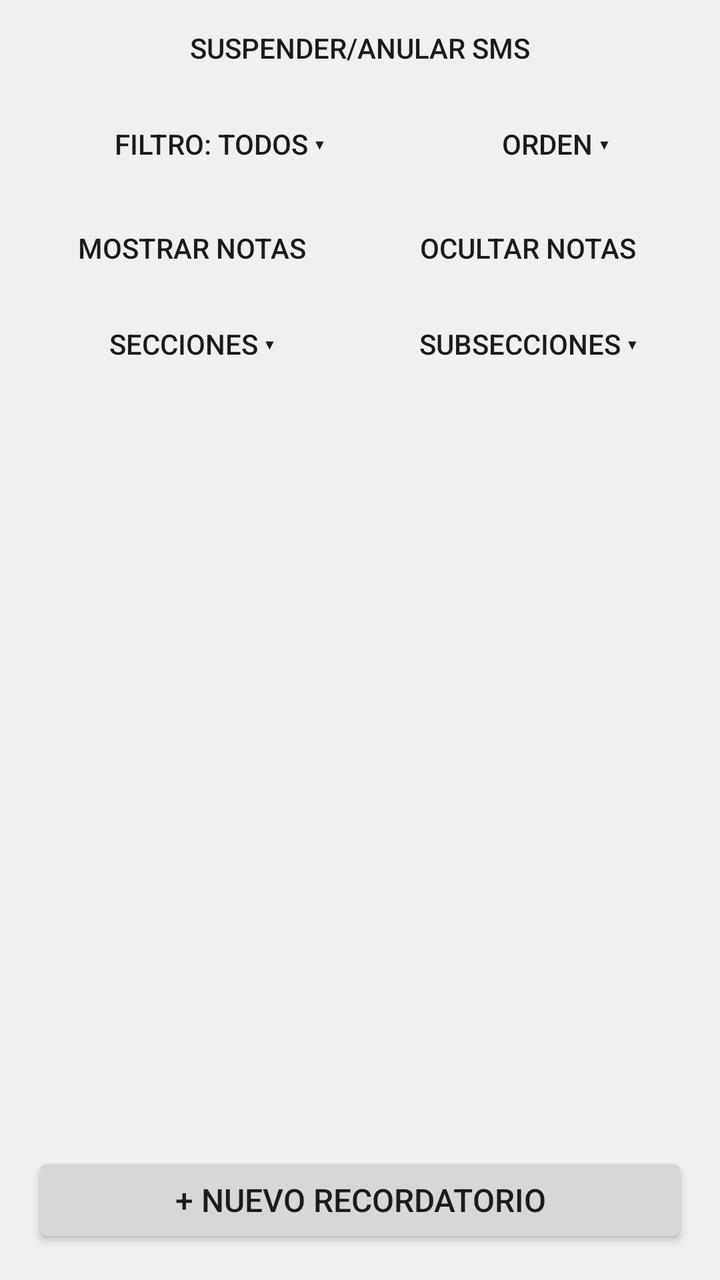
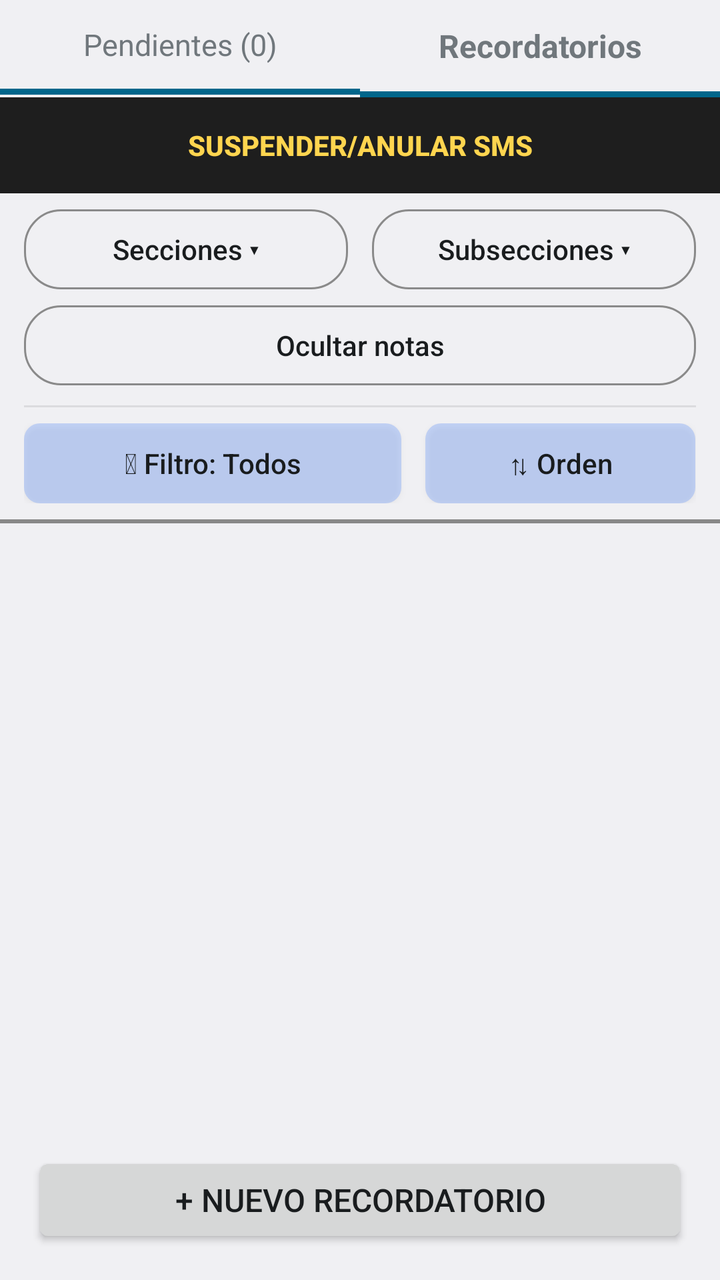

Before-and-after screenshots of an Android layout around one commit, followed by the original layout XML and the change that was made.
<!-- AndroidManifest.xml: application theme Tema -->
<!-- res/layout/activity_main.xml -->
<?xml version="1.0" encoding="utf-8"?>
<LinearLayout xmlns:android="http://schemas.android.com/apk/res/android"
    android:layout_width="match_parent"
    android:layout_height="match_parent"
    android:orientation="vertical">

    <TextView
        android:id="@+id/aviso"
        android:layout_width="match_parent"
        android:layout_height="wrap_content"
        android:background="#FFF4CE"
        android:padding="14dp"
        android:textColor="#5C4400"
        android:textSize="15sp"
        android:visibility="gone" />

    <TextView
        android:id="@+id/avisoSms"
        android:layout_width="match_parent"
        android:layout_height="wrap_content"
        android:background="#B3261E"
        android:gravity="center"
        android:padding="10dp"
        android:text="Envíos SMS se encuentran SUSPENDIDOS/ANULADOS"
        android:textColor="#FFFFFF"
        android:textSize="15sp"
        android:textStyle="bold"
        android:visibility="gone" />

    <Button
        android:id="@+id/btnSms"
        style="?android:attr/borderlessButtonStyle"
        android:layout_width="match_parent"
        android:layout_height="wrap_content"
        android:layout_marginHorizontal="12dp"
        android:text="Suspender/Anular SMS" />

    <LinearLayout
        android:layout_width="match_parent"
        android:layout_height="wrap_content"
        android:orientation="horizontal"
        android:paddingHorizontal="12dp">

        <Button
            android:id="@+id/btnFiltro"
            style="?android:attr/borderlessButtonStyle"
            android:layout_width="0dp"
            android:layout_height="wrap_content"
            android:layout_weight="1.4"
            android:text="Filtro: Todos ▾" />

        <Button
            android:id="@+id/btnOrden"
            style="?android:attr/borderlessButtonStyle"
            android:layout_width="0dp"
            android:layout_height="wrap_content"
            android:layout_weight="1"
            android:text="Orden ▾" />
    </LinearLayout>

    <TextView
        android:id="@+id/avisoFiltro"
        android:layout_width="match_parent"
        android:layout_height="wrap_content"
        android:background="?android:attr/colorAccent"
        android:gravity="center"
        android:padding="6dp"
        android:textColor="#FFFFFF"
        android:visibility="gone" />

    <LinearLayout
        android:layout_width="match_parent"
        android:layout_height="wrap_content"
        android:orientation="horizontal"
        android:paddingHorizontal="12dp"
        android:paddingTop="4dp">

        <Button
            android:id="@+id/btnMostrarNotas"
            style="?android:attr/borderlessButtonStyle"
            android:layout_width="0dp"
            android:layout_height="wrap_content"
            android:layout_weight="1"
            android:text="Mostrar notas" />

        <Button
            android:id="@+id/btnOcultarNotas"
            style="?android:attr/borderlessButtonStyle"
            android:layout_width="0dp"
            android:layout_height="wrap_content"
            android:layout_weight="1"
            android:text="Ocultar notas" />
    </LinearLayout>

    <LinearLayout
        android:layout_width="match_parent"
        android:layout_height="wrap_content"
        android:orientation="horizontal"
        android:paddingHorizontal="12dp">

        <Button
            android:id="@+id/btnSecciones"
            style="?android:attr/borderlessButtonStyle"
            android:layout_width="0dp"
            android:layout_height="wrap_content"
            android:layout_weight="1"
            android:text="Secciones ▾" />

        <Button
            android:id="@+id/btnSubsecciones"
            style="?android:attr/borderlessButtonStyle"
            android:layout_width="0dp"
            android:layout_height="wrap_content"
            android:layout_weight="1"
            android:text="Subsecciones ▾" />
    </LinearLayout>

    <LinearLayout
        android:id="@+id/barraSeleccion"
        android:layout_width="match_parent"
        android:layout_height="wrap_content"
        android:background="#333D7BFD"
        android:gravity="center_vertical"
        android:orientation="horizontal"
        android:paddingHorizontal="12dp"
        android:visibility="gone">

        <TextView
            android:id="@+id/tvSeleccion"
            android:layout_width="0dp"
            android:layout_height="wrap_content"
            android:layout_weight="1"
            android:textStyle="bold" />

        <Button
            android:id="@+id/btnAcciones"
            style="?android:attr/borderlessButtonStyle"
            android:layout_width="wrap_content"
            android:layout_height="wrap_content"
            android:text="Acciones ▾" />

        <Button
            android:id="@+id/btnCancelarSeleccion"
            style="?android:attr/borderlessButtonStyle"
            android:layout_width="wrap_content"
            android:layout_height="wrap_content"
            android:text="Cancelar" />
    </LinearLayout>

    <ScrollView
        android:layout_width="match_parent"
        android:layout_height="0dp"
        android:layout_weight="1">

        <LinearLayout
            android:id="@+id/lista"
            android:layout_width="match_parent"
            android:layout_height="wrap_content"
            android:orientation="vertical"
            android:padding="8dp" />
    </ScrollView>

    <Button
        android:id="@+id/btnNuevo"
        android:layout_width="match_parent"
        android:layout_height="wrap_content"
        android:layout_margin="16dp"
        android:text="+ Nuevo recordatorio"
        android:textSize="16sp" />
</LinearLayout>
<!-- resources referenced by this layout -->
<resources>
  <style name="Tema" parent="android:Theme.DeviceDefault.DayNight" />
</resources>

<!-- the commit's change to res/layout/activity_main.xml (unified diff, before → after) -->
@@ -14,157 +14,274 @@
         android:textSize="15sp"
         android:visibility="gone" />
 
-    <TextView
-        android:id="@+id/avisoSms"
+    
+    <LinearLayout
         android:layout_width="match_parent"
         android:layout_height="wrap_content"
-        android:background="#B3261E"
-        android:gravity="center"
-        android:padding="10dp"
-        android:text="Envíos SMS se encuentran SUSPENDIDOS/ANULADOS"
-        android:textColor="#FFFFFF"
-        android:textSize="15sp"
-        android:textStyle="bold"
-        android:visibility="gone" />
-
-    <Button
-        android:id="@+id/btnSms"
-        style="?android:attr/borderlessButtonStyle"
-        android:layout_width="match_parent"
-        android:layout_height="wrap_content"
-        android:layout_marginHorizontal="12dp"
-        android:text="Suspender/Anular SMS" />
-
+        android:orientation="horizontal">
+
+        <LinearLayout
+            android:id="@+id/tabPendientes"
+            android:layout_width="0dp"
+            android:layout_height="wrap_content"
+            android:layout_weight="1"
+            android:background="?android:attr/selectableItemBackground"
+            android:orientation="vertical">
+
+            <TextView
+                android:id="@+id/tvTabPendientes"
+                android:layout_width="match_parent"
+                android:layout_height="wrap_content"
+                android:gravity="center"
+                android:paddingVertical="12dp"
+                android:text="Pendientes (0)"
+                android:textSize="15sp" />
+
+            <View
+                android:id="@+id/indPendientes"
+                android:layout_width="match_parent"
+                android:layout_height="3dp"
+                android:background="?android:attr/colorAccent" />
+        </LinearLayout>
+
+        <LinearLayout
+            android:id="@+id/tabRecordatorios"
+            android:layout_width="0dp"
+            android:layout_height="wrap_content"
+            android:layout_weight="1"
+            android:background="?android:attr/selectableItemBackground"
+            android:orientation="vertical">
+
+            <TextView
+                android:id="@+id/tvTabRecordatorios"
+                android:layout_width="match_parent"
+                android:layout_height="wrap_content"
+                android:gravity="center"
+                android:paddingVertical="12dp"
+                android:text="Recordatorios"
+                android:textSize="16sp"
+                android:textStyle="bold" />
+
+            <View
+                android:id="@+id/indRecordatorios"
+                android:layout_width="match_parent"
+                android:layout_height="3dp"
+                android:background="?android:attr/colorAccent" />
+        </LinearLayout>
+    </LinearLayout>
+
+    
     <LinearLayout
-        android:layout_width="match_parent"
-        android:layout_height="wrap_content"
-        android:orientation="horizontal"
-        android:paddingHorizontal="12dp">
+        android:id="@+id/panelPendientes"
+        android:layout_width="match_parent"
+        android:layout_height="0dp"
+        android:layout_weight="1"
+        android:orientation="vertical"
+        android:visibility="gone">
+
+        <ScrollView
+            android:layout_width="match_parent"
+            android:layout_height="0dp"
+            android:layout_weight="1">
+
+            <LinearLayout
+                android:id="@+id/listaPendientes"
+                android:layout_width="match_parent"
+                android:layout_height="wrap_content"
+                android:orientation="vertical"
+                android:padding="8dp" />
+        </ScrollView>
 
         <Button
-            android:id="@+id/btnFiltro"
-            style="?android:attr/borderlessButtonStyle"
-            android:layout_width="0dp"
-            android:layout_height="wrap_content"
-            android:layout_weight="1.4"
-            android:text="Filtro: Todos ▾" />
+            android:id="@+id/btnNuevoPendiente"
+            android:layout_width="match_parent"
+            android:layout_height="wrap_content"
+            android:layout_margin="16dp"
+            android:text="Carga de «Pendiente»"
+            android:textSize="16sp" />
+    </LinearLayout>
+
+    
+    <LinearLayout
+        android:id="@+id/panelRecordatorios"
+        android:layout_width="match_parent"
+        android:layout_height="0dp"
+        android:layout_weight="1"
+        android:orientation="vertical">
+
+        
+        <LinearLayout
+            android:layout_width="match_parent"
+            android:layout_height="wrap_content"
+            android:background="#1E1E1E"
+            android:orientation="vertical">
+
+            <Button
+                android:id="@+id/btnSms"
+                style="?android:attr/borderlessButtonStyle"
+                android:layout_width="match_parent"
+                android:layout_height="wrap_content"
+                android:text="Suspender/Anular SMS"
+                android:textColor="#FFD54F"
+                android:textStyle="bold" />
+
+            <TextView
+                android:id="@+id/avisoSms"
+                android:layout_width="match_parent"
+                android:layout_height="wrap_content"
+                android:background="#B3261E"
+                android:gravity="center"
+                android:padding="10dp"
+                android:text="Envíos SMS se encuentran SUSPENDIDOS/ANULADOS"
+                android:textColor="#FFFFFF"
+                android:textSize="15sp"
+                android:textStyle="bold"
+                android:visibility="gone" />
+        </LinearLayout>
+
+        
+        <LinearLayout
+            android:layout_width="match_parent"
+            android:layout_height="wrap_content"
+            android:orientation="horizontal"
+            android:paddingHorizontal="12dp"
+            android:paddingTop="8dp">
+
+            <Button
+                android:id="@+id/btnSecciones"
+                android:layout_width="0dp"
+                android:layout_height="40dp"
+                android:layout_marginEnd="6dp"
+                android:layout_weight="1"
+                android:background="@drawable/boton_borde"
+                android:text="Secciones ▾"
+                android:textAllCaps="false" />
+
+            <Button
+                android:id="@+id/btnSubsecciones"
+                android:layout_width="0dp"
+                android:layout_height="40dp"
+                android:layout_marginStart="6dp"
+                android:layout_weight="1"
+                android:background="@drawable/boton_borde"
+                android:text="Subsecciones ▾"
+                android:textAllCaps="false" />
+        </LinearLayout>
 
         <Button
-            android:id="@+id/btnOrden"
-            style="?android:attr/borderlessButtonStyle"
-            android:layout_width="0dp"
-            android:layout_height="wrap_content"
-            android:layout_weight="1"
-            android:text="Orden ▾" />
+            android:id="@+id/btnNotas"
+            android:layout_width="match_parent"
+            android:layout_height="40dp"
+            android:layout_marginHorizontal="12dp"
+            android:layout_marginTop="8dp"
+            android:background="@drawable/boton_borde"
+            android:text="Ocultar notas"
+            android:textAllCaps="false" />
+
+        
+        <View
+            android:layout_width="match_parent"
+            android:layout_height="1dp"
+            android:layout_marginHorizontal="12dp"
+            android:layout_marginTop="10dp"
+            android:background="#33888888" />
+
+        
+        <LinearLayout
+            android:layout_width="match_parent"
+            android:layout_height="wrap_content"
+            android:orientation="horizontal"
+            android:paddingHorizontal="12dp"
+            android:paddingVertical="8dp">
+
+            <Button
+                android:id="@+id/btnFiltro"
+                android:layout_width="0dp"
+                android:layout_height="40dp"
+                android:layout_marginEnd="6dp"
+                android:layout_weight="1.4"
+                android:background="@drawable/boton_tonal"
+                android:text="⏷ Filtro: Todos"
+                android:textAllCaps="false" />
+
+            <Button
+                android:id="@+id/btnOrden"
+                android:layout_width="0dp"
+                android:layout_height="40dp"
+                android:layout_marginStart="6dp"
+                android:layout_weight="1"
+                android:background="@drawable/boton_tonal"
+                android:text="⇅ Orden"
+                android:textAllCaps="false" />
+        </LinearLayout>
+
+        <TextView
+            android:id="@+id/avisoFiltro"
+            android:layout_width="match_parent"
+            android:layout_height="wrap_content"
+            android:background="?android:attr/colorAccent"
+            android:gravity="center"
+            android:padding="6dp"
+            android:textColor="#FFFFFF"
+            android:visibility="gone" />
+
+        
+        <View
+            android:layout_width="match_parent"
+            android:layout_height="2dp"
+            android:background="#888888" />
+
+        <LinearLayout
+            android:id="@+id/barraSeleccion"
+            android:layout_width="match_parent"
+            android:layout_height="wrap_content"
+            android:background="#333D7BFD"
+            android:gravity="center_vertical"
+            android:orientation="horizontal"
+            android:paddingHorizontal="12dp"
+            android:visibility="gone">
+
+            <TextView
+                android:id="@+id/tvSeleccion"
+                android:layout_width="0dp"
+                android:layout_height="wrap_content"
+                android:layout_weight="1"
+                android:textStyle="bold" />
+
+            <Button
+                android:id="@+id/btnAcciones"
+                style="?android:attr/borderlessButtonStyle"
+                android:layout_width="wrap_content"
+                android:layout_height="wrap_content"
+                android:text="Acciones ▾" />
+
+            <Button
+                android:id="@+id/btnCancelarSeleccion"
+                style="?android:attr/borderlessButtonStyle"
+                android:layout_width="wrap_content"
+                android:layout_height="wrap_content"
+                android:text="Cancelar" />
+        </LinearLayout>
+
+        <ScrollView
+            android:layout_width="match_parent"
+            android:layout_height="0dp"
+            android:layout_weight="1">
+
+            <LinearLayout
+                android:id="@+id/lista"
+                android:layout_width="match_parent"
+                android:layout_height="wrap_content"
+                android:orientation="vertical"
+                android:padding="8dp" />
+        </ScrollView>
+
+        <Button
+            android:id="@+id/btnNuevo"
+            android:layout_width="match_parent"
+            android:layout_height="wrap_content"
+            android:layout_margin="16dp"
+            android:text="+ Nuevo recordatorio"
+            android:textSize="16sp" />
     </LinearLayout>
-
-    <TextView
-        android:id="@+id/avisoFiltro"
-        android:layout_width="match_parent"
-        android:layout_height="wrap_content"
-        android:background="?android:attr/colorAccent"
-        android:gravity="center"
-        android:padding="6dp"
-        android:textColor="#FFFFFF"
-        android:visibility="gone" />
-
-    <LinearLayout
-        android:layout_width="match_parent"
-        android:layout_height="wrap_content"
-        android:orientation="horizontal"
-        android:paddingHorizontal="12dp"
-        android:paddingTop="4dp">
-
-        <Button
-            android:id="@+id/btnMostrarNotas"
-            style="?android:attr/borderlessButtonStyle"
-            android:layout_width="0dp"
-            android:layout_height="wrap_content"
-            android:layout_weight="1"
-            android:text="Mostrar notas" />
-
-        <Button
-            android:id="@+id/btnOcultarNotas"
-            style="?android:attr/borderlessButtonStyle"
-            android:layout_width="0dp"
-            android:layout_height="wrap_content"
-            android:layout_weight="1"
-            android:text="Ocultar notas" />
-    </LinearLayout>
-
-    <LinearLayout
-        android:layout_width="match_parent"
-        android:layout_height="wrap_content"
-        android:orientation="horizontal"
-        android:paddingHorizontal="12dp">
-
-        <Button
-            android:id="@+id/btnSecciones"
-            style="?android:attr/borderlessButtonStyle"
-            android:layout_width="0dp"
-            android:layout_height="wrap_content"
-            android:layout_weight="1"
-            android:text="Secciones ▾" />
-
-        <Button
-            android:id="@+id/btnSubsecciones"
-            style="?android:attr/borderlessButtonStyle"
-            android:layout_width="0dp"
-            android:layout_height="wrap_content"
-            android:layout_weight="1"
-            android:text="Subsecciones ▾" />
-    </LinearLayout>
-
-    <LinearLayout
-        android:id="@+id/barraSeleccion"
-        android:layout_width="match_parent"
-        android:layout_height="wrap_content"
-        android:background="#333D7BFD"
-        android:gravity="center_vertical"
-        android:orientation="horizontal"
-        android:paddingHorizontal="12dp"
-        android:visibility="gone">
-
-        <TextView
-            android:id="@+id/tvSeleccion"
-            android:layout_width="0dp"
-            android:layout_height="wrap_content"
-            android:layout_weight="1"
-            android:textStyle="bold" />
-
-        <Button
-            android:id="@+id/btnAcciones"
-            style="?android:attr/borderlessButtonStyle"
-            android:layout_width="wrap_content"
-            android:layout_height="wrap_content"
-            android:text="Acciones ▾" />
-
-        <Button
-            android:id="@+id/btnCancelarSeleccion"
-            style="?android:attr/borderlessButtonStyle"
-            android:layout_width="wrap_content"
-            android:layout_height="wrap_content"
-            android:text="Cancelar" />
-    </LinearLayout>
-
-    <ScrollView
-        android:layout_width="match_parent"
-        android:layout_height="0dp"
-        android:layout_weight="1">
-
-        <LinearLayout
-            android:id="@+id/lista"
-            android:layout_width="match_parent"
-            android:layout_height="wrap_content"
-            android:orientation="vertical"
-            android:padding="8dp" />
-    </ScrollView>
-
-    <Button
-        android:id="@+id/btnNuevo"
-        android:layout_width="match_parent"
-        android:layout_height="wrap_content"
-        android:layout_margin="16dp"
-        android:text="+ Nuevo recordatorio"
-        android:textSize="16sp" />
 </LinearLayout>
<!-- resource entries referenced after the edit -->
@@ -1,5 +1,18 @@
 <!-- resources referenced by this layout -->
 <resources>
+  <!-- drawable boton_borde (drawable) -->
+  <?xml version="1.0" encoding="utf-8"?>
+  <shape xmlns:android="http://schemas.android.com/apk/res/android" android:shape="rectangle">
+      <corners android:radius="18dp" />
+      <stroke android:width="1dp" android:color="#8A8A8A" />
+      <solid android:color="#00000000" />
+  </shape>
+  <!-- drawable boton_tonal (drawable) -->
+  <?xml version="1.0" encoding="utf-8"?>
+  <shape xmlns:android="http://schemas.android.com/apk/res/android" android:shape="rectangle">
+      <corners android:radius="8dp" />
+      <solid android:color="#403D7BFD" />
+  </shape>
   <style name="Tema" parent="android:Theme.DeviceDefault.DayNight" />
 </resources>
 
